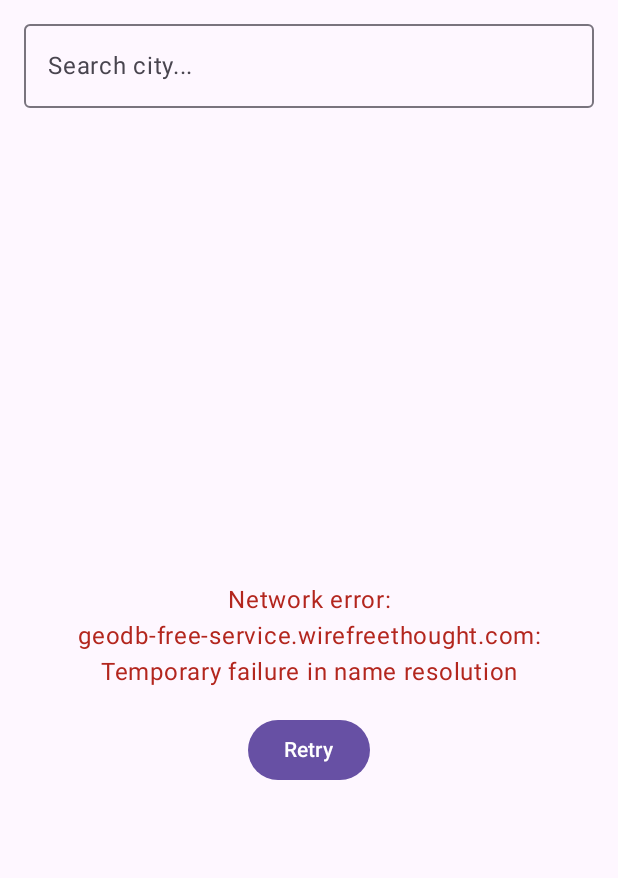
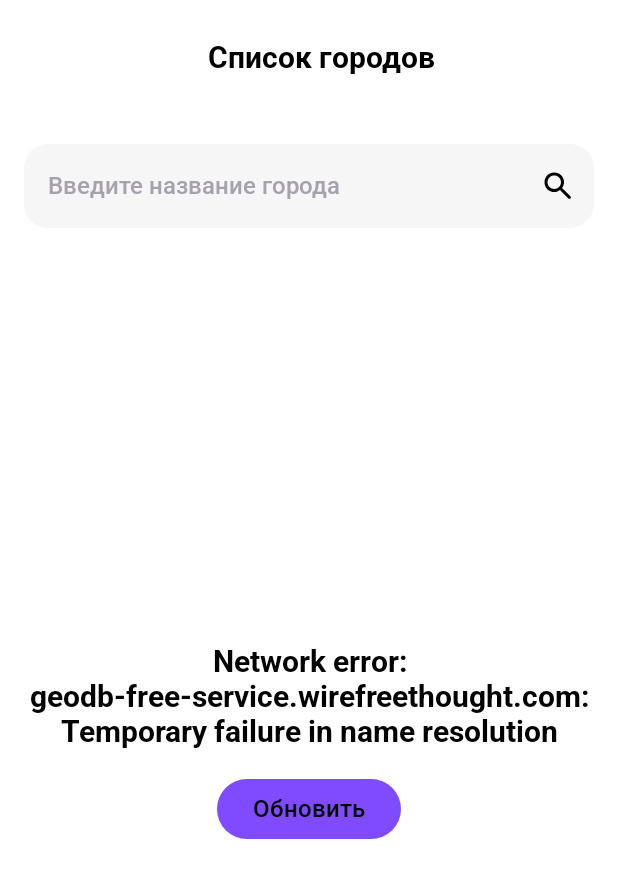
Before and after one commit to ai-eremenko/CityGuru, an Android app built with Jetpack Compose: the screen it shows after launch (MainActivity), on a phone screen of 412 x 824 dp. Shown: the top 878 px of the screen. Run offline under Robolectric (Android 15) with nearby library versions, the phone set to English and light mode, and no system bars; libraries missing offline, so code that uses them is left out: com.google.android.filament.

Commit message:
Исправлены compomemts, SearchScreen

```diff
--- a/app/src/main/java/com/example/cityguru/ui/components/CityCard.kt
+++ b/app/src/main/java/com/example/cityguru/ui/components/CityCard.kt
@@ -5,6 +5,7 @@ import androidx.compose.foundation.Image
 import androidx.compose.foundation.background
 import androidx.compose.foundation.clickable
 import androidx.compose.foundation.layout.Row
+import androidx.compose.foundation.layout.fillMaxSize
 import androidx.compose.foundation.layout.fillMaxWidth
 import androidx.compose.foundation.layout.height
 import androidx.compose.foundation.layout.padding
@@ -15,11 +16,14 @@ import androidx.compose.material3.Text
 import androidx.compose.runtime.Composable
 import androidx.compose.ui.Alignment
 import androidx.compose.ui.Modifier
+import androidx.compose.ui.graphics.Color
 import androidx.compose.ui.res.painterResource
 import androidx.compose.ui.tooling.preview.Preview
 import androidx.compose.ui.unit.dp
+import androidx.compose.ui.unit.sp
 import com.example.cityguru.R
 import com.example.cityguru.domain.model.City
+import com.example.cityguru.ui.theme.CityGuruTheme
 
 @Composable
 fun CityCard(
@@ -36,7 +40,7 @@ fun CityCard(
     ) {
         Row(
             modifier = Modifier
-                .fillMaxWidth()
+                .fillMaxSize()
                 .background(MaterialTheme.colorScheme.surface)
                 .padding(horizontal = 16.dp),
             verticalAlignment = Alignment.CenterVertically
@@ -70,7 +74,7 @@ fun CityCardPreview() {
         countryCode = "DE"
     )
 
-    MaterialTheme {
+    CityGuruTheme {
         CityCard(
             city = testCity,
             onClick = { }
--- a/app/src/main/java/com/example/cityguru/ui/components/ErrorView.kt
+++ b/app/src/main/java/com/example/cityguru/ui/components/ErrorView.kt
@@ -6,15 +6,22 @@ import androidx.compose.foundation.layout.fillMaxSize
 import androidx.compose.foundation.layout.height
 import androidx.compose.foundation.layout.padding
 import androidx.compose.foundation.layout.wrapContentSize
+import androidx.compose.material3.AlertDialogDefaults.containerColor
 import androidx.compose.material3.Button
+import androidx.compose.material3.ButtonDefaults
+import androidx.compose.material3.ListItemDefaults.contentColor
 import androidx.compose.material3.MaterialTheme
 import androidx.compose.material3.Text
 import androidx.compose.runtime.Composable
 import androidx.compose.ui.Alignment
 import androidx.compose.ui.Modifier
+import androidx.compose.ui.graphics.Color
 import androidx.compose.ui.text.style.TextAlign
 import androidx.compose.ui.tooling.preview.Preview
 import androidx.compose.ui.unit.dp
+import com.example.cityguru.ui.theme.Black
+import com.example.cityguru.ui.theme.Purple
+import com.example.cityguru.ui.theme.White
 
 @Composable
 fun ErrorView(
@@ -30,12 +37,22 @@ fun ErrorView(
     ) {
         Text(
             text = message,
-            color = MaterialTheme.colorScheme.error,
+            color = Black,
+            style = MaterialTheme.typography.titleLarge,
             textAlign = TextAlign.Center
         )
         Spacer(modifier = Modifier.height(16.dp))
-        Button(onClick = onRetry) {
-            Text("Retry")
+        Button(
+            onClick = onRetry,
+            colors = ButtonDefaults.buttonColors(
+                containerColor = Purple,
+                contentColor = White
+            )
+        ) {
+            Text(
+                "Обновить",
+                style = MaterialTheme.typography.titleMedium
+            )
         }
     }
 }
@@ -45,7 +62,7 @@ fun ErrorView(
 fun ErrorViewShortPreview() {
     MaterialTheme {
         ErrorView(
-            message = "Something went wrong",
+            message = "Произошла ошибка",
             onRetry = { }
         )
     }
--- a/app/src/main/java/com/example/cityguru/ui/components/LoadingIndicator.kt
+++ b/app/src/main/java/com/example/cityguru/ui/components/LoadingIndicator.kt
@@ -9,6 +9,7 @@ import androidx.compose.runtime.Composable
 import androidx.compose.ui.Alignment
 import androidx.compose.ui.Modifier
 import androidx.compose.ui.tooling.preview.Preview
+import com.example.cityguru.ui.theme.Black
 
 @Composable
 fun LoadingIndicator() {
@@ -17,7 +18,9 @@ fun LoadingIndicator() {
             .fillMaxSize()
             .wrapContentSize(Alignment.Center)
     ) {
-        CircularProgressIndicator()
+        CircularProgressIndicator(
+            color = Black
+        )
     }
 }
 
--- a/app/src/main/java/com/example/cityguru/ui/screens/SearchScreen.kt
+++ b/app/src/main/java/com/example/cityguru/ui/screens/SearchScreen.kt
@@ -1,22 +1,48 @@
 package com.example.cityguru.ui.screens
 
+import androidx.compose.foundation.Image
+import androidx.compose.foundation.background
+import androidx.compose.foundation.layout.Box
 import androidx.compose.foundation.layout.Column
+import androidx.compose.foundation.layout.Spacer
 import androidx.compose.foundation.layout.fillMaxSize
 import androidx.compose.foundation.layout.fillMaxWidth
+import androidx.compose.foundation.layout.height
 import androidx.compose.foundation.layout.padding
+import androidx.compose.foundation.layout.size
+import androidx.compose.foundation.shape.RoundedCornerShape
+import androidx.compose.material3.ExperimentalMaterial3Api
+import androidx.compose.material3.Icon
+import androidx.compose.material3.MaterialTheme
 import androidx.compose.material3.OutlinedTextField
+import androidx.compose.material3.Scaffold
 import androidx.compose.material3.Text
+import androidx.compose.material3.TextFieldDefaults
+import androidx.compose.material3.TopAppBar
+import androidx.compose.material3.TopAppBarDefaults
 import androidx.compose.runtime.Composable
 import androidx.compose.runtime.getValue
+import androidx.compose.ui.Alignment
 import androidx.compose.ui.Modifier
+import androidx.compose.ui.graphics.Color
+import androidx.compose.ui.res.painterResource
+import androidx.compose.ui.text.style.TextAlign
+import androidx.compose.ui.tooling.preview.Preview
 import androidx.compose.ui.unit.dp
 import androidx.lifecycle.compose.collectAsStateWithLifecycle
+import com.example.cityguru.R
 import com.example.cityguru.presentation.search.SearchViewModel
 import com.example.cityguru.ui.components.CitiesList
 import com.example.cityguru.ui.components.ErrorView
 import com.example.cityguru.ui.components.LoadingIndicator
+import com.example.cityguru.ui.theme.CityGuruTheme
 import org.koin.androidx.compose.koinViewModel
+import com.example.cityguru.ui.theme.Gray
+import com.example.cityguru.ui.theme.White
+import com.example.cityguru.ui.theme.Black
+import com.example.cityguru.ui.theme.Purple
 
+@OptIn(ExperimentalMaterial3Api::class)
 @Composable
 fun SearchScreen(
     viewModel: SearchViewModel = koinViewModel(),
@@ -25,14 +51,71 @@ fun SearchScreen(
     val uiState by viewModel.uiState.collectAsStateWithLifecycle()
     val searchQuery by viewModel.searchQuery.collectAsStateWithLifecycle()
 
-    Column(modifier = Modifier.fillMaxSize()) {
+    Scaffold(
+        topBar = {
+            TopAppBar(
+                title = {
+                    Box(
+                        modifier = Modifier
+                            .fillMaxWidth()
+                            .height(36.dp),
+                        contentAlignment = Alignment.BottomCenter
+                    ) {
+                        Text(
+                            "Список городов",
+                            style = MaterialTheme.typography.titleLarge,
+                            modifier = Modifier.padding(top = 11.dp)
+                        )
+                    }
+                 },
+                colors = TopAppBarDefaults.topAppBarColors(
+                    containerColor = White,
+                    titleContentColor = Black
+                )
+            )
+        },
+        containerColor = White
+    )
+    { innerPadding ->
+        Column(
+            modifier = Modifier
+                .fillMaxSize()
+                .padding(innerPadding)
+        ) {
+            Spacer(modifier = Modifier.height(16.dp))
+
             OutlinedTextField(
                 value = searchQuery,
                 onValueChange = viewModel::onSearchQueryChange,
                 modifier = Modifier
                     .fillMaxWidth()
-                .padding(16.dp),
-            placeholder = { Text("Search city...") },
+                    .padding(16.dp)
+                    .background(
+                        color = Gray,
+                        shape = RoundedCornerShape(16.dp)
+                    ),
+                colors = TextFieldDefaults.outlinedTextFieldColors(
+                    containerColor = Color.Transparent,
+                    unfocusedBorderColor = Color.Transparent,
+                    focusedBorderColor = Color.Transparent
+                ),
+
+                placeholder = {
+                    Text(
+                        "Введите название города",
+                        style = MaterialTheme.typography.titleSmall,
+                    ) },
+
+                trailingIcon = {
+                    Icon(
+                        painter = painterResource(id = R.drawable.ic_search),
+                        contentDescription = "Search icon",
+                        tint = Black,
+                        modifier = Modifier
+                            .size(24.dp)
+
+                    )
+                },
                 singleLine = true
             )
 
@@ -42,6 +125,7 @@ fun SearchScreen(
                     message = uiState.error!!,
                     onRetry = { viewModel.loadCities(searchQuery.ifEmpty { null }) }
                 )
+
                 else -> CitiesList(
                     cities = uiState.cities,
                     onCityClick = onCityClick
@@ -49,3 +133,42 @@ fun SearchScreen(
             }
         }
     }
+}
+
+@OptIn(ExperimentalMaterial3Api::class)
+@Preview(showBackground = true)
+@Composable
+fun SearchScreenPreview() {
+    CityGuruTheme {
+        Scaffold(
+            topBar = {
+                TopAppBar(
+                    title = { Text("Список городов") },
+                    colors = TopAppBarDefaults.topAppBarColors(
+                        containerColor = MaterialTheme.colorScheme.primary,
+                        titleContentColor = MaterialTheme.colorScheme.onPrimary
+                    )
+                )
+            },
+            containerColor = White
+        ) { innerPadding ->
+            Column(
+                modifier = Modifier
+                    .fillMaxSize()
+                    .padding(innerPadding)
+            ) {
+                OutlinedTextField(
+                    value = "Пример поиска",
+                    onValueChange = { },
+                    modifier = Modifier
+                        .fillMaxWidth()
+                        .padding(16.dp),
+                    placeholder = { Text("Введите название города") },
+                    singleLine = true
+                )
+
+                LoadingIndicator()
+            }
+        }
+    }
+}
--- a/app/src/main/java/com/example/cityguru/ui/theme/Color.kt
+++ b/app/src/main/java/com/example/cityguru/ui/theme/Color.kt
@@ -0,0 +1,9 @@
+package com.example.cityguru.ui.theme
+
+import androidx.compose.ui.graphics.Color
+
+val White = Color(0xFFFFFFFF)
+val Black = Color(0xFF000000)
+val Purple = Color(0xFF804AFF)
+val Gray = Color(0xFFF6F6F7)
+val GrayDark = Color(0xFFA5A2AB)
--- a/app/src/main/java/com/example/cityguru/ui/theme/Theme.kt
+++ b/app/src/main/java/com/example/cityguru/ui/theme/Theme.kt
@@ -1,25 +1,26 @@
 package com.example.cityguru.ui.theme
 
-import android.content.res.Resources
 import androidx.compose.foundation.isSystemInDarkTheme
 import androidx.compose.material3.MaterialTheme
 import androidx.compose.material3.darkColorScheme
 import androidx.compose.material3.lightColorScheme
 import androidx.compose.runtime.Composable
-import androidx.compose.ui.graphics.Color
 
-
-val White = Color(0xFFFFFFFF)
-val Black = Color(0xFF000000)
 
 private val DarkColorScheme = darkColorScheme(
     surface = White,
-    onSurface = Black
+    primary = Black,
+    background = Purple,
+    tertiary = Gray,
+    onSecondary = GrayDark
 )
 
 private val LightColorScheme = lightColorScheme(
     surface = White,
-    onSurface = Black
+    primary = Black,
+    background = Purple,
+    tertiary = Gray,
+    onSecondary = GrayDark
 )
 
 @Composable
--- a/app/src/main/java/com/example/cityguru/ui/theme/Type.kt
+++ b/app/src/main/java/com/example/cityguru/ui/theme/Type.kt
@@ -10,6 +10,8 @@ import com.example.cityguru.R
 
 val Roboto = FontFamily(
     Font(R.font.roboto_medium, FontWeight.Medium),
+    Font(R.font.roboto_bold, FontWeight.Bold),
+    Font(R.font.roboto_bold, FontWeight.SemiBold),
 )
 
 val Typography = Typography(
@@ -17,5 +19,20 @@ val Typography = Typography(
         fontFamily = Roboto,
         fontWeight = FontWeight.Medium,
         fontSize = 16.sp,
-    )
+        color = Black
+    ),
+
+    titleLarge = TextStyle(
+        fontFamily = Roboto,
+        fontWeight = FontWeight.SemiBold,
+        fontSize = 20.sp,
+        color = Black
+    ),
+
+    titleSmall = TextStyle(
+        fontFamily = Roboto,
+        fontWeight = FontWeight.Medium,
+        fontSize = 16.sp,
+        color = GrayDark
+    ),
 )
--- a/app/src/main/res/drawable/ic_search.xml
+++ b/app/src/main/res/drawable/ic_search.xml
@@ -4,6 +4,6 @@
     android:viewportWidth="24"
     android:viewportHeight="24">
   <path
-      android:pathData="M4,17C4.552,17 5,17.448 5,18C5,18.552 4.552,19 4,19C3.448,19 3,18.552 3,18C3,17.448 3.448,17 4,17ZM19,17C19.552,17 20,17.448 20,18C20,18.552 19.552,19 19,19H8C7.448,19 7,18.552 7,18C7,17.448 7.448,17 8,17H19ZM4,11C4.552,11 5,11.448 5,12C5,12.552 4.552,13 4,13C3.448,13 3,12.552 3,12C3,11.448 3.448,11 4,11ZM19,11C19.552,11 20,11.448 20,12C20,12.552 19.552,13 19,13H8C7.448,13 7,12.552 7,12C7,11.448 7.448,11 8,11H19ZM4,5C4.552,5 5,5.448 5,6C5,6.552 4.552,7 4,7C3.448,7 3,6.552 3,6C3,5.448 3.448,5 4,5ZM19,5C19.552,5 20,5.448 20,6C20,6.552 19.552,7 19,7H8C7.448,7 7,6.552 7,6C7,5.448 7.448,5 8,5H19Z"
-      android:fillColor="#777381"/>
+      android:pathData="M9.5,16C7.683,16 6.146,15.371 4.887,14.113C3.629,12.854 3,11.317 3,9.5C3,7.683 3.629,6.146 4.887,4.887C6.146,3.629 7.683,3 9.5,3C11.317,3 12.854,3.629 14.113,4.887C15.371,6.146 16,7.683 16,9.5C16,10.233 15.883,10.925 15.65,11.575C15.417,12.225 15.1,12.8 14.7,13.3L20.3,18.9C20.483,19.083 20.575,19.317 20.575,19.6C20.575,19.883 20.483,20.117 20.3,20.3C20.117,20.483 19.883,20.575 19.6,20.575C19.317,20.575 19.083,20.483 18.9,20.3L13.3,14.7C12.8,15.1 12.225,15.417 11.575,15.65C10.925,15.883 10.233,16 9.5,16ZM9.5,14C10.75,14 11.813,13.563 12.688,12.688C13.563,11.813 14,10.75 14,9.5C14,8.25 13.563,7.188 12.688,6.313C11.813,5.438 10.75,5 9.5,5C8.25,5 7.188,5.438 6.313,6.313C5.438,7.188 5,8.25 5,9.5C5,10.75 5.438,11.813 6.313,12.688C7.188,13.563 8.25,14 9.5,14Z"
+      android:fillColor="#25222B"/>
 </vector>
```
Also changed, not shown: app/src/main/res/font/roboto_bold.ttf (added), app/src/main/res/font/roboto_semibold.ttf (added). Lines whose indentation alone changed are shown as unchanged.
